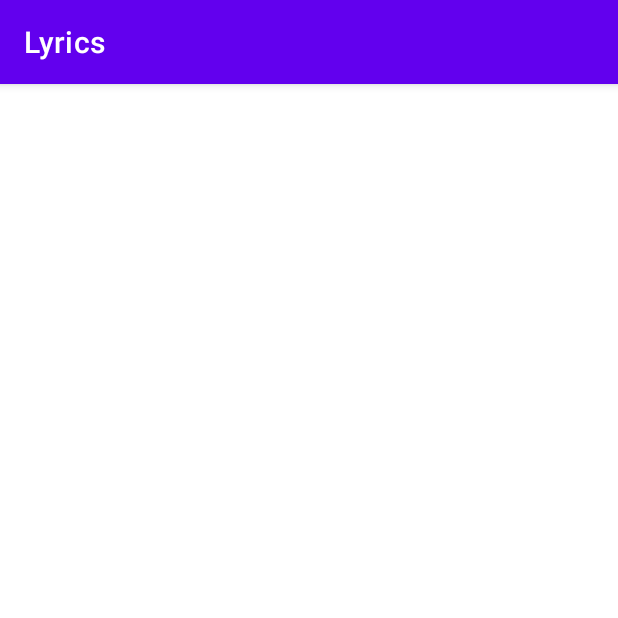
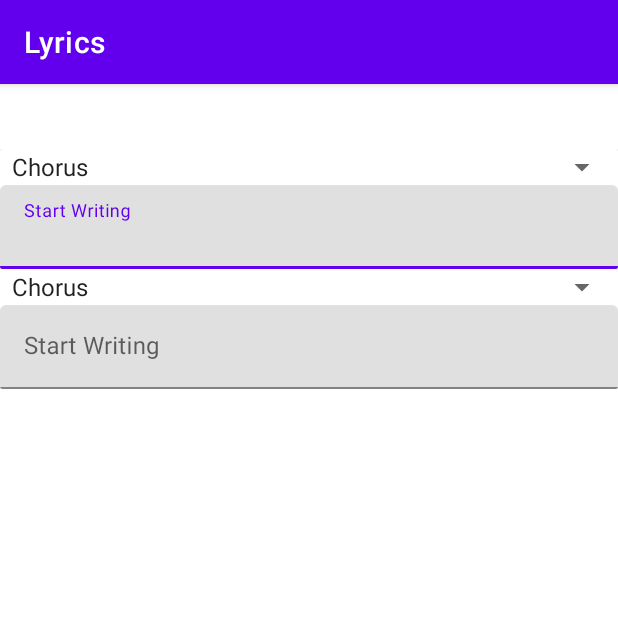
Before and after one commit to Kevin-Cooreman/Lyrics, an Android app: the ProjectActivity screen opened directly, with no data from a screen before it, on a phone screen of 412 x 824 dp, the top half of it. Run offline under Robolectric (Android 15) with nearby library versions, the phone set to English and light mode, and no system bars; network calls fail; 2 statements that could not run were skipped.

Commit message:
project view gemaakt: schrijven + sectie selecteren

```diff
--- a/app/src/main/java/com/example/lyrics/ProjectActivity.java
+++ b/app/src/main/java/com/example/lyrics/ProjectActivity.java
@@ -1,6 +1,10 @@
 package com.example.lyrics;
 
 import androidx.appcompat.app.AppCompatActivity;
+import androidx.recyclerview.widget.LinearLayoutManager;
+import androidx.recyclerview.widget.RecyclerView;
+
+import android.content.Context;
 import android.os.Bundle;
 import android.util.Log;
 import android.view.View;
@@ -11,6 +15,7 @@ public class ProjectActivity extends AppCompatActivity {
 
     TextView title;
     String projectTitle;
+    RecyclerView recyclerView;
     @Override
     protected void onCreate(Bundle savedInstanceState) {
         super.onCreate(savedInstanceState);
@@ -23,6 +28,12 @@ public class ProjectActivity extends AppCompatActivity {
         Log.d("dit is de project instantie: ", project.toString());
         title.setVisibility(View.VISIBLE);
 
+
+        recyclerView = findViewById(R.id.ProjectView);
+        RecyclerView.LayoutManager layoutManager = new LinearLayoutManager(this);
+        recyclerView.setLayoutManager(layoutManager);
+        ProjectAdapter projectAdapter = new ProjectAdapter(this,2);
+        recyclerView.setAdapter(projectAdapter);
 
         getData();
         setData();
--- /dev/null
+++ b/app/src/main/java/com/example/lyrics/ProjectAdapter.java
@@ -0,0 +1,47 @@
+package com.example.lyrics;
+
+import android.content.Context;
+import android.view.LayoutInflater;
+import android.view.View;
+import android.view.ViewGroup;
+
+import androidx.annotation.NonNull;
+import androidx.constraintlayout.widget.ConstraintLayout;
+import androidx.recyclerview.widget.RecyclerView;
+
+public class ProjectAdapter extends RecyclerView.Adapter {
+    Context context;
+    int AmountOfRows;
+
+    public ProjectAdapter(Context context, int SectionsAmnt){
+        this.context = context;
+        AmountOfRows = SectionsAmnt;
+    }
+    @NonNull
+    public MyViewHolder onCreateViewHolder(@NonNull ViewGroup parent, int viewType) {
+        LayoutInflater inflater = LayoutInflater.from(parent.getContext());
+        View view = inflater.inflate(R.layout.project_row, parent, false);
+        return new ProjectAdapter.MyViewHolder(view);
+    }
+
+    @Override
+    public void onBindViewHolder(@NonNull RecyclerView.ViewHolder holder, int position) {
+
+    }
+
+
+    @Override
+    public int getItemCount() {
+        return AmountOfRows;
+    }
+
+    public class MyViewHolder extends RecyclerView.ViewHolder{
+        //viewHolder for projectList
+        ConstraintLayout ProjectListLayout;
+
+        public MyViewHolder(@NonNull View itemView) {
+            super(itemView);
+            ProjectListLayout = itemView.findViewById(R.id.ProjectView);
+        }
+    }
+}
--- a/app/src/main/java/com/example/lyrics/ProjectsListActivity.java
+++ b/app/src/main/java/com/example/lyrics/ProjectsListActivity.java
@@ -51,10 +51,6 @@ public class ProjectsListActivity extends AppCompatActivity {
         recyclerView = findViewById(R.id.ProjectListView);
         RecyclerView.LayoutManager layoutManager = new LinearLayoutManager(this);
         recyclerView.setLayoutManager(layoutManager);
-
-
-
-
 
     }
 
--- a/app/src/main/java/com/example/lyrics/ProjectsListAdapter.java
+++ b/app/src/main/java/com/example/lyrics/ProjectsListAdapter.java
@@ -19,11 +19,10 @@ public class ProjectsListAdapter extends RecyclerView.Adapter<ProjectsListAdapte
     ArrayList<String> descriptions;
     Context context;
 
-    public ProjectsListAdapter(Context context,ArrayList<String> titles, ArrayList<String> descriptions){
-        this.titles = titles;
-        this.descriptions = descriptions;
+    public ProjectsListAdapter(Context context,ArrayList<String> Titles, ArrayList<String> Descriptions){
+        this.titles = Titles;
+        this.descriptions = Descriptions;
         this.context = context;
-
     }
 
     @NonNull
@@ -36,6 +35,7 @@ public class ProjectsListAdapter extends RecyclerView.Adapter<ProjectsListAdapte
 
     @Override
     public void onBindViewHolder(@NonNull MyViewHolder holder, int position) {
+        // holder for project list
         String title = titles.get(position);
         String description = descriptions.get(position);
 
@@ -51,6 +51,7 @@ public class ProjectsListAdapter extends RecyclerView.Adapter<ProjectsListAdapte
                 context.startActivity(intent);
             }
         });
+
     }
 
 
@@ -60,6 +61,7 @@ public class ProjectsListAdapter extends RecyclerView.Adapter<ProjectsListAdapte
     }
 
     public class MyViewHolder extends RecyclerView.ViewHolder{
+        //viewHolder for projectList
 
         TextView myText1, myText2;
         ConstraintLayout ProjectListLayout;
@@ -69,8 +71,6 @@ public class ProjectsListAdapter extends RecyclerView.Adapter<ProjectsListAdapte
             myText1 = itemView.findViewById(R.id.lblTitle);
             myText2 = itemView.findViewById(R.id.lblDescription);
             ProjectListLayout = itemView.findViewById(R.id.ProjectListView);
-
-
         }
     }
 }
--- a/app/src/main/res/layout/activity_project.xml
+++ b/app/src/main/res/layout/activity_project.xml
@@ -23,6 +23,7 @@
         android:id="@+id/ProjectView"
         android:layout_width="0dp"
         android:layout_height="0dp"
+        android:layout_marginTop="8dp"
         app2:layout_constraintBottom_toBottomOf="parent"
         app2:layout_constraintEnd_toEndOf="parent"
         app2:layout_constraintStart_toStartOf="parent"
--- a/app/src/main/res/layout/project_row.xml
+++ b/app/src/main/res/layout/project_row.xml
@@ -1,6 +1,43 @@
 <?xml version="1.0" encoding="utf-8"?>
 <androidx.constraintlayout.widget.ConstraintLayout xmlns:android="http://schemas.android.com/apk/res/android"
+    xmlns:app="http://schemas.android.com/apk/res-auto"
+    xmlns:tools="http://schemas.android.com/tools"
     android:layout_width="match_parent"
-    android:layout_height="match_parent">
+    android:layout_height="wrap_content">
+
+    <androidx.cardview.widget.CardView
+        android:layout_width="match_parent"
+        android:layout_height="wrap_content"
+        app:layout_constraintEnd_toEndOf="parent"
+        app:layout_constraintStart_toStartOf="parent"
+        app:layout_constraintTop_toTopOf="parent">
+
+        <androidx.constraintlayout.widget.ConstraintLayout
+            android:layout_width="match_parent"
+            android:layout_height="match_parent">
+
+            <com.google.android.material.textfield.TextInputLayout
+                android:id="@+id/Edittxt"
+                android:layout_width="match_parent"
+                android:layout_height="wrap_content"
+                app:layout_constraintTop_toBottomOf="@+id/SectionsSp">
+
+                <com.google.android.material.textfield.TextInputEditText
+                    android:layout_width="match_parent"
+                    android:layout_height="match_parent"
+                    android:hint="@string/textEditor" />
+            </com.google.android.material.textfield.TextInputLayout>
+
+            <Spinner
+                android:id="@+id/SectionsSp"
+                android:layout_width="match_parent"
+                android:layout_height="wrap_content"
+                android:entries="@array/Sections"
+                app:layout_constraintEnd_toEndOf="parent"
+                app:layout_constraintStart_toStartOf="parent"
+                app:layout_constraintTop_toTopOf="parent" />
+
+        </androidx.constraintlayout.widget.ConstraintLayout>
+    </androidx.cardview.widget.CardView>
 
 </androidx.constraintlayout.widget.ConstraintLayout>
--- a/app/src/main/res/values/strings.xml
+++ b/app/src/main/res/values/strings.xml
@@ -10,6 +10,7 @@
     <string name="newPasswordTitle">Create Password:</string>
     <string name="createAccountBtn">Create Account</string>
     <string name="addProjectBtn">+</string>
+    <string name="textEditor">Start Writing</string>
 
     <string name="loginErrorMessage">Incorrect username password combination.</string>
     <string name="usernameAlreadyExists">Username already exists! Choose something else</string>
@@ -19,15 +20,12 @@
     <string name="newProjectDescriptionText">Description</string>
     <string name="CreateNewProjectBtn">Create</string>
 
-    <string-array name="projectTitles">
-        <item>Project 1</item>
-        <item>Project 2</item>
-        <item>Project 3</item>
+    <string-array name="Sections">
+        <item>Chorus</item>
+        <item>Pre-Chorus</item>
+        <item>Post-Chorus</item>
+        <item>Verse</item>
+        <item>Bridge</item>
     </string-array>
 
-    <string-array name="projectDescriptions">
-        <item>Hip Hop</item>
-        <item>Jazz</item>
-        <item>Rock</item>
-    </string-array>
 </resources>
```
